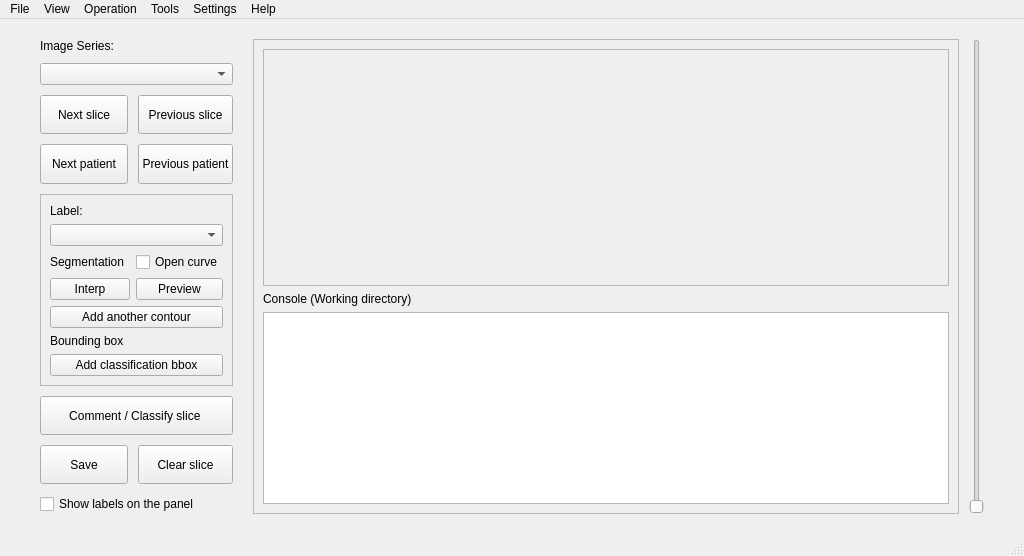
Old version of the form labelSys/ui/mainWindow.ui in the repository MenxLi/LabelSys.
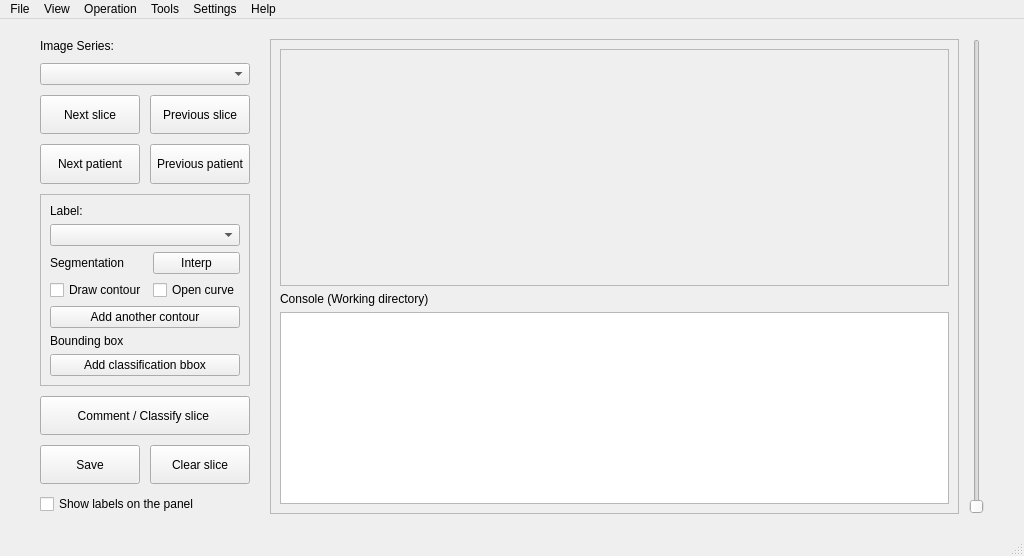
New version of the form.

Diff of the .ui file:
```diff
--- a/labelSys/ui/mainWindow.ui
+++ b/labelSys/ui/mainWindow.ui
@@ -173,7 +173,55 @@
            <enum>QFrame::Raised</enum>
           </property>
           <layout class="QGridLayout" name="gridLayout_2">
-           <item row="5" column="0" colspan="2">
+           <item row="2" column="0" colspan="2">
+            <widget class="QComboBox" name="combo_label"/>
+           </item>
+           <item row="3" column="1">
+            <widget class="QPushButton" name="btn_interp">
+             <property name="sizePolicy">
+              <sizepolicy hsizetype="Preferred" vsizetype="Preferred">
+               <horstretch>0</horstretch>
+               <verstretch>0</verstretch>
+              </sizepolicy>
+             </property>
+             <property name="maximumSize">
+              <size>
+               <width>150</width>
+               <height>60</height>
+              </size>
+             </property>
+             <property name="text">
+              <string>Interp</string>
+             </property>
+            </widget>
+           </item>
+           <item row="3" column="0">
+            <widget class="QLabel" name="lbl_segmentation">
+             <property name="sizePolicy">
+              <sizepolicy hsizetype="Preferred" vsizetype="Fixed">
+               <horstretch>0</horstretch>
+               <verstretch>0</verstretch>
+              </sizepolicy>
+             </property>
+             <property name="text">
+              <string>Segmentation</string>
+             </property>
+            </widget>
+           </item>
+           <item row="1" column="0">
+            <widget class="QLabel" name="label">
+             <property name="sizePolicy">
+              <sizepolicy hsizetype="Preferred" vsizetype="Fixed">
+               <horstretch>0</horstretch>
+               <verstretch>0</verstretch>
+              </sizepolicy>
+             </property>
+             <property name="text">
+              <string>Label:</string>
+             </property>
+            </widget>
+           </item>
+           <item row="6" column="0" colspan="2">
             <widget class="QPushButton" name="btn_add_cnt">
              <property name="sizePolicy">
               <sizepolicy hsizetype="Preferred" vsizetype="Preferred">
@@ -198,52 +246,7 @@
              </property>
             </widget>
            </item>
-           <item row="3" column="1">
-            <widget class="QCheckBox" name="check_crv">
-             <property name="text">
-              <string>Open curve</string>
-             </property>
-            </widget>
-           </item>
-           <item row="4" column="0">
-            <widget class="QPushButton" name="btn_interp">
-             <property name="sizePolicy">
-              <sizepolicy hsizetype="Preferred" vsizetype="Preferred">
-               <horstretch>0</horstretch>
-               <verstretch>0</verstretch>
-              </sizepolicy>
-             </property>
-             <property name="maximumSize">
-              <size>
-               <width>150</width>
-               <height>60</height>
-              </size>
-             </property>
-             <property name="text">
-              <string>Interp</string>
-             </property>
-            </widget>
-           </item>
-           <item row="4" column="1">
-            <widget class="QPushButton" name="btn_preview">
-             <property name="sizePolicy">
-              <sizepolicy hsizetype="Preferred" vsizetype="Preferred">
-               <horstretch>0</horstretch>
-               <verstretch>0</verstretch>
-              </sizepolicy>
-             </property>
-             <property name="maximumSize">
-              <size>
-               <width>150</width>
-               <height>60</height>
-              </size>
-             </property>
-             <property name="text">
-              <string>Preview</string>
-             </property>
-            </widget>
-           </item>
-           <item row="6" column="0">
+           <item row="7" column="0">
             <widget class="QLabel" name="lbl_bbox">
              <property name="sizePolicy">
               <sizepolicy hsizetype="Preferred" vsizetype="Fixed">
@@ -256,33 +259,7 @@
              </property>
             </widget>
            </item>
-           <item row="1" column="0">
-            <widget class="QLabel" name="label">
-             <property name="sizePolicy">
-              <sizepolicy hsizetype="Preferred" vsizetype="Fixed">
-               <horstretch>0</horstretch>
-               <verstretch>0</verstretch>
-              </sizepolicy>
-             </property>
-             <property name="text">
-              <string>Label:</string>
-             </property>
-            </widget>
-           </item>
-           <item row="3" column="0">
-            <widget class="QLabel" name="lbl_segmentation">
-             <property name="sizePolicy">
-              <sizepolicy hsizetype="Preferred" vsizetype="Fixed">
-               <horstretch>0</horstretch>
-               <verstretch>0</verstretch>
-              </sizepolicy>
-             </property>
-             <property name="text">
-              <string>Segmentation</string>
-             </property>
-            </widget>
-           </item>
-           <item row="7" column="0" colspan="2">
+           <item row="8" column="0" colspan="2">
             <widget class="QPushButton" name="btn_add_bbox">
              <property name="maximumSize">
               <size>
@@ -295,8 +272,19 @@
              </property>
             </widget>
            </item>
-           <item row="2" column="0" colspan="2">
-            <widget class="QComboBox" name="combo_label"/>
+           <item row="4" column="1">
+            <widget class="QCheckBox" name="check_crv">
+             <property name="text">
+              <string>Open curve</string>
+             </property>
+            </widget>
+           </item>
+           <item row="4" column="0">
+            <widget class="QCheckBox" name="check_draw">
+             <property name="text">
+              <string>Draw contour</string>
+             </property>
+            </widget>
            </item>
           </layout>
          </widget>
```
